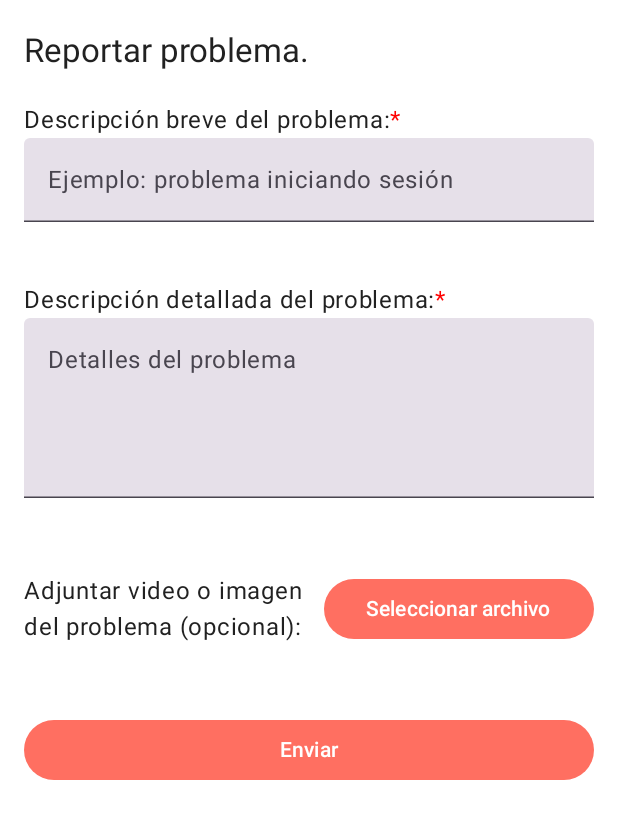
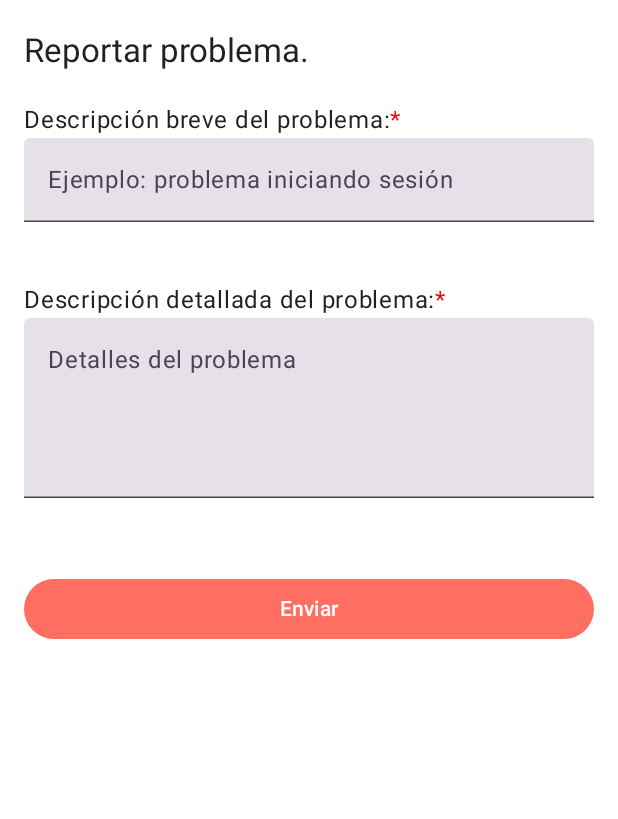
Before and after one commit to IceColdManny64/GastroLab, an Android app built with Jetpack Compose: the composable Report shown on its own in the app's theme, after a tap on "Enviar", on a phone screen of 412 x 824 dp. Shown: the top 819 px of the screen. Run offline under Robolectric (Android 15) with nearby library versions, the phone set to English and light mode, and no system bars; 1 statement that could not run was skipped.

Commit message:
Add a function to ReportarProblemaInterface

```diff
--- a/app/src/main/java/com/example/gastrolab/ui/screens/MainScreens/SettingsInterface.kt
+++ b/app/src/main/java/com/example/gastrolab/ui/screens/MainScreens/SettingsInterface.kt
@@ -142,8 +142,6 @@ fun SettingsAdaptive(navController: NavHostController) {
 //                    "revisa opciones de notificaciones y accesibilidad", Icons.Filled.Apps),
             SettingsModel(1, "Privacidad y seguridad", "Cambia tu contraseña, borra tu cuenta o" +
                     " gestiona tu información", Icons.Filled.LockPerson),
-            SettingsModel(2, "Soporte técnico", "Entra a un chat automático, o contacta a un experto para" +
-                    "resolver un problema en la app", Icons.Filled.SupportAgent),
             SettingsModel(3, "Reporta un problema", "Reporta un error o problema general en la aplicacion." +
                     "Nos ayuda a mejorar!", Icons.Filled.ReportProblem),
             SettingsModel(4, "Cerrar sesión/salir", "Te vamos a extrañar!", Icons.Filled.Logout)
--- a/app/src/main/java/com/example/gastrolab/ui/screens/TroubleshootScreens/ReportarProblemaInterface.kt
+++ b/app/src/main/java/com/example/gastrolab/ui/screens/TroubleshootScreens/ReportarProblemaInterface.kt
@@ -48,6 +48,13 @@ import androidx.compose.ui.unit.dp
 import androidx.compose.ui.unit.sp
 import androidx.navigation.NavHostController
 import com.example.gastrolab.R
+import android.content.Intent
+import androidx.compose.runtime.saveable.rememberSaveable
+import androidx.compose.ui.platform.LocalContext
+import android.content.ActivityNotFoundException
+import android.net.Uri
+import android.widget.Toast
+
 
 @Composable
 fun ReportarProblemaInterface(navController: NavHostController) {
@@ -57,48 +64,44 @@ fun ReportarProblemaInterface(navController: NavHostController) {
 
 }
 
-
 @Composable
-fun Report(navController: NavHostController){
-    var shortDescription by remember { mutableStateOf("") }
-    var detailedDescription by remember { mutableStateOf("") }
+fun Report(navController: NavHostController) {
+    var shortDescription by rememberSaveable { mutableStateOf("") }
+    var detailedDescription by rememberSaveable { mutableStateOf("") }
+    val context = LocalContext.current
 
     Column(
         modifier = Modifier
             .padding(start = 16.dp, end = 16.dp)
             .verticalScroll(rememberScrollState())
             .imePadding()
-
-
     ) {
         Text(
             text = "Reportar problema.",
             color = MaterialTheme.colorScheme.onBackground,
             style = MaterialTheme.typography.titleLarge,
-            modifier = Modifier
-                .padding(top = 20.dp)
+            modifier = Modifier.padding(top = 20.dp)
         )
-
 
         Spacer(modifier = Modifier.height(20.dp))
 
         // Descripción breve
         Text(
-            color = MaterialTheme.colorScheme.onBackground,
             text = buildAnnotatedString {
                 append("Descripción breve del problema:")
                 withStyle(style = TextStyle(color = Color.Red).toSpanStyle()) {
                     append("*")
                 }
             },
+            color = MaterialTheme.colorScheme.onBackground
         )
         TextField(
             value = shortDescription,
             onValueChange = { shortDescription = it },
             label = { Text("Ejemplo: problema iniciando sesión") },
             colors = TextFieldDefaults.colors(
-                focusedTextColor = MaterialTheme.colorScheme.onPrimary,
-                unfocusedTextColor = MaterialTheme.colorScheme.onPrimary
+                focusedTextColor = MaterialTheme.colorScheme.onBackground,
+                unfocusedTextColor = MaterialTheme.colorScheme.onTertiary
             ),
             modifier = Modifier.fillMaxWidth()
         )
@@ -107,21 +110,21 @@ fun Report(navController: NavHostController){
 
         // Descripción detallada
         Text(
-            color = MaterialTheme.colorScheme.onBackground,
             text = buildAnnotatedString {
                 append("Descripción detallada del problema:")
                 withStyle(style = TextStyle(color = Color.Red).toSpanStyle()) {
                     append("*")
                 }
             },
+            color = MaterialTheme.colorScheme.onBackground
         )
         TextField(
             value = detailedDescription,
             onValueChange = { detailedDescription = it },
             label = { Text("Detalles del problema") },
             colors = TextFieldDefaults.colors(
-                focusedTextColor = MaterialTheme.colorScheme.onPrimary,
-                unfocusedTextColor = MaterialTheme.colorScheme.onPrimary
+                focusedTextColor = MaterialTheme.colorScheme.onBackground,
+                unfocusedTextColor = MaterialTheme.colorScheme.onTertiary
             ),
             modifier = Modifier
                 .fillMaxWidth()
@@ -130,37 +133,43 @@ fun Report(navController: NavHostController){
 
         Spacer(modifier = Modifier.height(50.dp))
 
-        // Adjuntar archivo con botón a la derecha
-        Row(
-            verticalAlignment = Alignment.CenterVertically,
-            modifier = Modifier.fillMaxWidth()
-        ) {
-            Text(
-                color = MaterialTheme.colorScheme.onBackground,
-                text = "Adjuntar video o imagen del problema (opcional):",
-                modifier = Modifier.weight(1f),
-            )
-            Button(
-                onClick = { },
-                modifier = Modifier.width(180.dp),
+        Button(
+            onClick = {
+                // Validar campos no vacíos
+                if (shortDescription.isBlank() || detailedDescription.isBlank()) {
+                    Toast.makeText(
+                        context,
+                        "Todos los campos deben estar completos",
+                        Toast.LENGTH_SHORT
+                    ).show()
+                    return@Button
+                }
 
-            ) {
-                Text("Seleccionar archivo", fontSize = 14.sp, color = MaterialTheme.colorScheme.onSecondary)
-            }
-        }
+                // Preparar Intent para Gmail
+                val emailIntent = Intent(Intent.ACTION_SEND).apply {
+                    type = "message/rfc822"
+                    putExtra(Intent.EXTRA_EMAIL, arrayOf("soporte@tuempresa.com"))
+                    putExtra(Intent.EXTRA_SUBJECT, "Problema: $shortDescription")
+                    putExtra(Intent.EXTRA_TEXT, detailedDescription)
+                    `package` = "com.google.android.gm"
+                }
 
-        Spacer(modifier = Modifier.height(46.dp))
-
-        Button(
-            onClick = { },
+                try {
+                    context.startActivity(emailIntent)
+                } catch (e: ActivityNotFoundException) {
+                    Toast.makeText(
+                        context,
+                        "No está instalada la app de Gmail",
+                        Toast.LENGTH_SHORT
+                    ).show()
+                }
+            },
             modifier = Modifier.fillMaxWidth()
         ) {
             Text("Enviar", color = MaterialTheme.colorScheme.onSecondary)
         }
 
         Spacer(modifier = Modifier.height(50.dp))
-
-
     }
 }
 
```
